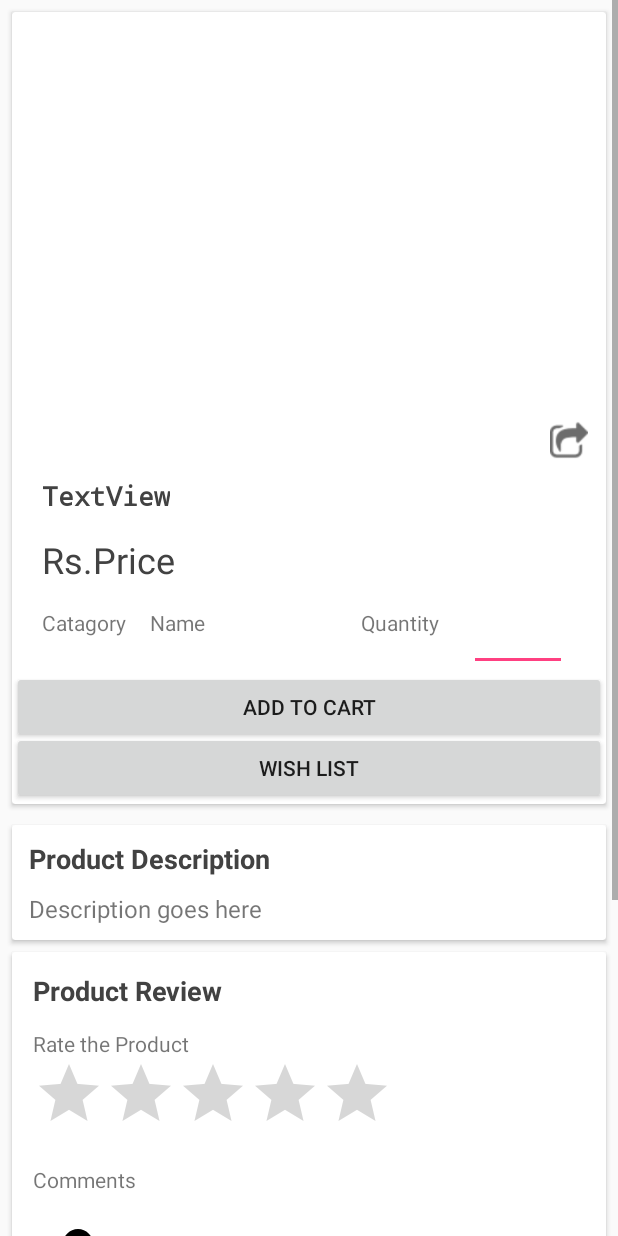
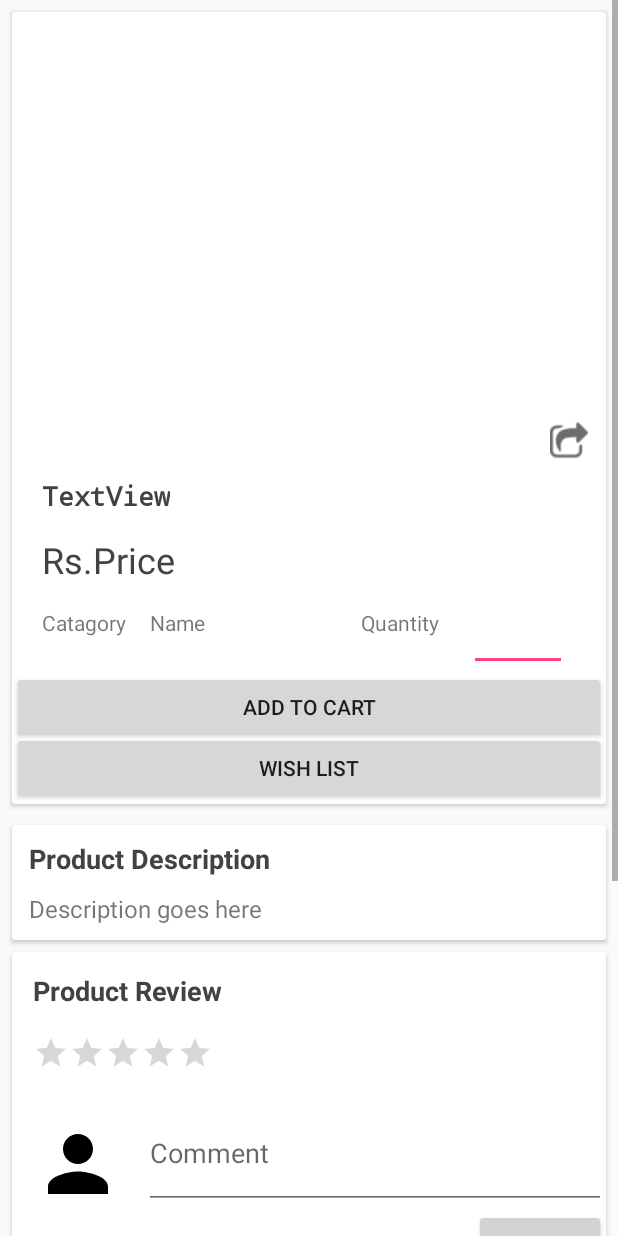
Before and after one commit to Izzath97/Mobile-Shopping-Cart-Retrofit, an Android app: the layout detail_product.xml on its own in the app's theme, with its tools: preview values and no code run, on a phone screen of 412 x 824 dp. Run offline under Robolectric (Android 15) with nearby library versions, the light colour scheme and no system bars.

Commit message:
updated 9 functions

```diff
--- a/app/src/main/java/com/apiit/izzath/wmad2/Activities/login.java
+++ b/app/src/main/java/com/apiit/izzath/wmad2/Activities/login.java
@@ -61,12 +61,12 @@
                     SharedPreferences.Editor editor = sp.edit();
                     editor.putString("User",users);
                     editor.putLong("id",rg.getId());
-
                     editor.commit();
                     Toast.makeText(com.apiit.izzath.wmad2.Activities.login.this, "Logged In", Toast.LENGTH_SHORT).show();
                     // check=true;
                     Intent login = new Intent(getApplicationContext(),Drawer.class);
                     startActivity(login);
+
                 }
                 else {
 
--- a/app/src/main/java/com/apiit/izzath/wmad2/Fragments/Checkout.java
+++ b/app/src/main/java/com/apiit/izzath/wmad2/Fragments/Checkout.java
@@ -14,7 +14,6 @@
 import com.apiit.izzath.wmad2.Activities.login;
 import com.apiit.izzath.wmad2.Models.Cart;
 import com.apiit.izzath.wmad2.Models.Purchase;
-import com.apiit.izzath.wmad2.Models.Reviews;
 import com.apiit.izzath.wmad2.R;
 
 import java.util.Calendar;
@@ -51,8 +50,6 @@
         txtprice=(TextView)view.findViewById(R.id.allprice);
         txtprice.setText("Rs :"+ String.valueOf(price));
         txtquantity.setText("Total Items :"+String.valueOf(quantity));
-        List<Reviews> reviews=Reviews.listAll(Reviews.class);
-        List<Reviews> reviews1=Reviews.listAll(Reviews.class);
         buy=(Button)view.findViewById(R.id.pay);
         buy.setOnClickListener(new View.OnClickListener() {
             @Override
@@ -68,7 +65,7 @@
                     purchase.setCart(cart);
                     purchase.save();
                    //asda
-                    List<Purchase> pp=Purchase.listAll(Purchase.class);
+
                     List<Purchase> pp2=Purchase.listAll(Purchase.class);
 
                 }
--- a/app/src/main/res/layout/detail_product.xml
+++ b/app/src/main/res/layout/detail_product.xml
@@ -4,6 +4,7 @@
     xmlns:tools="http://schemas.android.com/tools"
     android:layout_width="match_parent"
     android:layout_height="match_parent"
+    android:fillViewport="true"
     tools:layout_editor_absoluteY="25dp">
 
     <RelativeLayout
@@ -188,7 +189,7 @@
         <android.support.v7.widget.CardView
             android:id="@+id/card_view3"
             android:layout_width="match_parent"
-            android:layout_height="295dp"
+            android:layout_height="215dp"
             android:layout_alignEnd="@+id/card_view2"
             android:layout_alignStart="@+id/card_view2"
             android:layout_below="@+id/card_view2"
@@ -216,52 +217,42 @@
 
                 <RatingBar
                     android:id="@+id/ratingBar"
-                    style="@android:style/Widget.DeviceDefault.Light.RatingBar"
+                    style="@style/Widget.AppCompat.RatingBar"
                     android:layout_width="wrap_content"
-                    android:layout_height="wrap_content"
-                    android:layout_alignStart="@+id/textView6"
-                    android:layout_below="@+id/textView6" />
-
-                <TextView
-                    android:id="@+id/textView6"
-                    android:layout_width="wrap_content"
-                    android:layout_height="wrap_content"
-                    android:layout_alignStart="@+id/textView7"
+                    android:layout_height="42dp"
+                    android:layout_alignStart="@+id/imageView4"
                     android:layout_below="@+id/textView7"
-                    android:layout_marginTop="13dp"
-                    android:text="Rate the Product" />
+                    android:layout_marginTop="17dp"
+                    android:isIndicator="false"
+                    android:max="5"
+                    android:scaleX=".5"
+                    android:scaleY=".5"
+                    android:transformPivotX="0dp"
+                    android:transformPivotY="0dp" />
 
                 <ImageView
                     android:id="@+id/imageView4"
                     android:layout_width="60dp"
                     android:layout_height="60dp"
-                    android:layout_alignStart="@+id/textView9"
-                    android:layout_below="@+id/textView9"
-                    android:layout_marginTop="13dp"
+                    android:layout_alignStart="@+id/textView7"
+                    android:layout_below="@+id/ratingBar"
+                    android:layout_marginTop="14dp"
                     app:srcCompat="@drawable/profile" />
 
                 <EditText
                     android:id="@+id/comment"
                     android:layout_width="match_parent"
-                    android:layout_height="wrap_content"
-                    android:layout_alignBottom="@+id/imageView4"
+                    android:layout_height="60dp"
                     android:layout_alignTop="@+id/imageView4"
-                    android:layout_toEndOf="@+id/textView9"
+                    android:layout_marginStart="14dp"
+                    android:layout_toEndOf="@+id/imageView4"
                     android:gravity="top|left"
                     android:inputType="textMultiLine"
                     android:lines="6"
                     android:maxLines="10"
                     android:minLines="3"
+                    android:hint="Comment"
                     android:scrollbars="vertical" />
-
-                <TextView
-                    android:id="@+id/textView9"
-                    android:layout_width="wrap_content"
-                    android:layout_height="wrap_content"
-                    android:layout_alignStart="@+id/ratingBar"
-                    android:layout_below="@+id/ratingBar"
-                    android:layout_marginTop="14dp"
-                    android:text="Comments" />
 
                 <Button
                     android:id="@+id/bcomment"
@@ -280,7 +271,7 @@
 
         <android.support.v7.widget.CardView
             android:layout_width="match_parent"
-            android:layout_height="185dp"
+            android:layout_height="wrap_content"
             android:layout_alignParentStart="true"
             android:layout_below="@+id/card_view3"
             android:layout_marginBottom="8dp"
@@ -288,28 +279,20 @@
             android:layout_marginRight="8dp">
 
 
-            <RelativeLayout
+            <ListView
+                android:id="@+id/reviewview"
+                style="@style/Widget.AppCompat.ListView"
                 android:layout_width="match_parent"
-                android:layout_height="match_parent">
-
-                <ListView
-                    android:id="@+id/reviewview"
-                    android:layout_width="match_parent"
-                    android:layout_height="130dp"
-                    app:layout_constraintBottom_toBottomOf="parent" />
-
-                <Button
-                    android:id="@+id/More"
-                    style="@style/Widget.AppCompat.Button.Borderless"
-                    android:layout_width="wrap_content"
-                    android:layout_height="35dp"
-                    android:layout_alignParentBottom="true"
-                    android:layout_alignParentEnd="true"
-                    android:fontFamily="serif"
-                    android:text="More"
-                    android:textAllCaps="false"
-                    android:textSize="10sp" />
-            </RelativeLayout>
+                android:layout_height="290dp"
+                android:layout_gravity="top"
+                android:divider="@null"
+                android:footerDividersEnabled="false"
+                android:headerDividersEnabled="false"
+                android:nestedScrollingEnabled="true"
+                android:scrollbars="horizontal"
+                android:scrollingCache="false"
+                android:smoothScrollbar="true"
+                app:layout_constraintBottom_toBottomOf="parent" />
 
         </android.support.v7.widget.CardView>
 
--- a/app/src/main/res/values/colors.xml
+++ b/app/src/main/res/values/colors.xml
@@ -7,7 +7,7 @@
     <color name="darkgrey">#6c6c6c</color>
     <color name="white">#ffffff</color>
     <color name="lightgray">#D3D3D3</color>
-    <color name="green">#FF00C300</color>
+    <color name="green">#00c300</color>
     <color name="greyone">#FF5F5F5F</color>
     <color name="blueone">#0b45ce</color>
 </resources>
--- a/app/src/main/res/values/styles.xml
+++ b/app/src/main/res/values/styles.xml
@@ -7,7 +7,10 @@
         <item name="colorPrimaryDark">#808080</item>
         <item name="colorAccent">@color/colorAccent</item>
     </style>
+    <style name="ratingBarStyleSmall"
+        parent="android:style/Widget.Material.RatingBar.Small">
 
+    </style>
     <style name="AppTheme.Launcher">
         <item name="android:windowBackground">@drawable/launch_screen</item>
         <!-- Optional, on Android 5+ you can modify the colorPrimaryDark color to match the windowBackground color for further branding-->
```
Also changed, not shown: app/src/main/java/com/apiit/izzath/wmad2/Activities/Drawer.java (+9 -10 lines), app/src/main/java/com/apiit/izzath/wmad2/Activities/adapter.java (+21 -17 lines), app/src/main/java/com/apiit/izzath/wmad2/Fragments/AddCart.java (+20 -3 lines), app/src/main/java/com/apiit/izzath/wmad2/Fragments/default_home.java (+3 -15 lines), app/src/main/java/com/apiit/izzath/wmad2/Fragments/detailScreen.java (+33 -71 lines), app/src/main/res/layout/add_cart.xml (+58 -6 lines), app/src/main/res/layout/product_item.xml (+21 -1 lines), app/src/main/java/com/apiit/izzath/wmad2/Activities/home.java (indentation only). Lines whose indentation alone changed are shown as unchanged.
